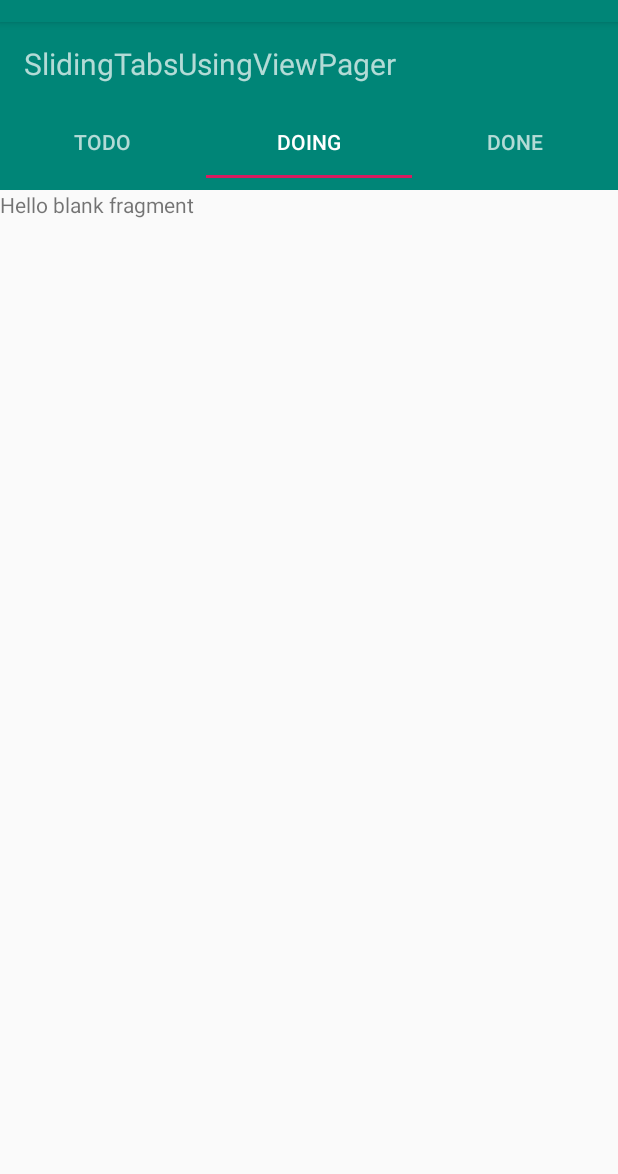
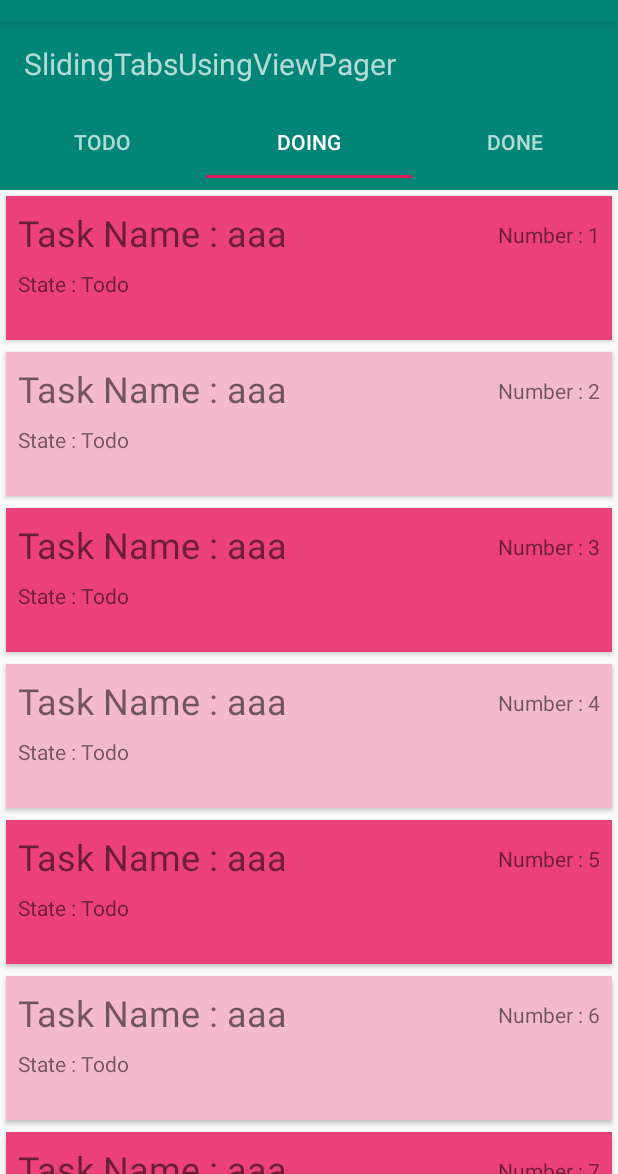
Before and after one commit to Shayan-Aslani/TaskManager, an Android app: the screen it shows after launch (MainActivity), tab 2 chosen, on a phone screen of 412 x 824 dp, the part 62-1236 px from its top. Run offline under Robolectric (Android 15) with nearby library versions, the phone set to English and light mode, and no system bars.

Commit message:
Single Tab Fragment

```diff
--- a/app/src/main/java/com/example/hw9_maktab28/DoingTaskTab.java
+++ /dev/null
@@ -1,31 +0,0 @@
-package com.example.hw9_maktab28;
-
-
-import android.os.Bundle;
-
-import androidx.fragment.app.Fragment;
-
-import android.view.LayoutInflater;
-import android.view.View;
-import android.view.ViewGroup;
-
-
-/**
- * A simple {@link Fragment} subclass.
- */
-public class DoingTaskTab extends Fragment {
-
-
-    public DoingTaskTab() {
-        // Required empty public constructor
-    }
-
-
-    @Override
-    public View onCreateView(LayoutInflater inflater, ViewGroup container,
-                             Bundle savedInstanceState) {
-        // Inflate the layout for this fragment
-        return inflater.inflate(R.layout.fragment_doing_task_tab, container, false);
-    }
-
-}
--- a/app/src/main/java/com/example/hw9_maktab28/DoneTaskTab.java
+++ /dev/null
@@ -1,31 +0,0 @@
-package com.example.hw9_maktab28;
-
-
-import android.os.Bundle;
-
-import androidx.fragment.app.Fragment;
-
-import android.view.LayoutInflater;
-import android.view.View;
-import android.view.ViewGroup;
-
-
-/**
- * A simple {@link Fragment} subclass.
- */
-public class DoneTaskTab extends Fragment {
-
-
-    public DoneTaskTab() {
-        // Required empty public constructor
-    }
-
-
-    @Override
-    public View onCreateView(LayoutInflater inflater, ViewGroup container,
-                             Bundle savedInstanceState) {
-        // Inflate the layout for this fragment
-        return inflater.inflate(R.layout.fragment_done_task_tab, container, false);
-    }
-
-}
--- a/app/src/main/java/com/example/hw9_maktab28/TodoTaskTab.java
+++ b/app/src/main/java/com/example/hw9_maktab28/TabFragment.java
@@ -24,13 +24,16 @@ import java.util.Random;
 /**
  * A simple {@link Fragment} subclass.
  */
-public class TodoTaskTab extends Fragment {
+public class TabFragment extends Fragment {
 
 
     private RecyclerView toDoRecyclerView ;
     private List<Task> list;
     private TaskAdapter taskAdapter;
-    public TodoTaskTab() {
+    private State tabState ;
+
+    public TabFragment(State state) {
+        tabState = state;
         // Required empty public constructor
     }
 
@@ -39,7 +42,7 @@ public class TodoTaskTab extends Fragment {
     public View onCreateView(LayoutInflater inflater, ViewGroup container,
                              Bundle savedInstanceState) {
         // Inflate the layout for this fragment
-        return inflater.inflate(R.layout.fragment_todo_task_tab, container, false);
+        return inflater.inflate(R.layout.fragment_tab, container, false);
     }
 
     @Override
@@ -48,7 +51,7 @@ public class TodoTaskTab extends Fragment {
         toDoRecyclerView = view.findViewById(R.id.task_recyclerView);
         toDoRecyclerView.setLayoutManager(new LinearLayoutManager(getActivity()));
         for (int i = 0 ; i<10 ; i++){
-            Repository.getInstance().addTask(new Task("aaa" , getRdmState()));
+            Repository.getInstance().addTask(new Task("aaa" , tabState));
         }
         list = Repository.getInstance().getTaskList();
         taskAdapter = new TaskAdapter(list);
@@ -59,4 +62,5 @@ public class TodoTaskTab extends Fragment {
         int index = new Random().nextInt(State.values().length);
         return State.values()[index];
     }
+
 }
--- a/app/src/main/java/com/example/hw9_maktab28/ViewPagerAdapter.java
+++ b/app/src/main/java/com/example/hw9_maktab28/ViewPagerAdapter.java
@@ -4,6 +4,8 @@ import androidx.annotation.Nullable;
 import androidx.fragment.app.Fragment;
 import androidx.fragment.app.FragmentManager;
 import androidx.fragment.app.FragmentStatePagerAdapter;
+
+import com.example.hw9_maktab28.model.State;
 
 public class ViewPagerAdapter extends FragmentStatePagerAdapter {
     public ViewPagerAdapter(FragmentManager fm) {
@@ -13,9 +15,9 @@ public class ViewPagerAdapter extends FragmentStatePagerAdapter {
     @Override
     public Fragment getItem(int position) {
         switch (position){
-            case 0: return new TodoTaskTab();
-            case 1: return new DoingTaskTab();
-            case 2: return new DoneTaskTab();
+            case 0: return new TabFragment(State.Todo);
+            case 1: return new TabFragment(State.Doing);
+            case 2: return new TabFragment(State.Done);
         }
         return null;
     }
--- a/app/src/main/res/layout/fragment_doing_task_tab.xml
+++ /dev/null
@@ -1,15 +0,0 @@
-<?xml version="1.0" encoding="utf-8"?>
-<FrameLayout xmlns:android="http://schemas.android.com/apk/res/android"
-    xmlns:tools="http://schemas.android.com/tools"
-    android:layout_width="match_parent"
-    android:layout_height="match_parent"
-    tools:context=".DoingTaskTab"
-    android:id="@+id/tab_doing">
-
-    <!-- TODO: Update blank fragment layout -->
-    <TextView
-        android:layout_width="match_parent"
-        android:layout_height="match_parent"
-        android:text="@string/hello_blank_fragment" />
-
-</FrameLayout>
--- a/app/src/main/res/layout/fragment_done_task_tab.xml
+++ /dev/null
@@ -1,15 +0,0 @@
-<?xml version="1.0" encoding="utf-8"?>
-<FrameLayout xmlns:android="http://schemas.android.com/apk/res/android"
-    xmlns:tools="http://schemas.android.com/tools"
-    android:layout_width="match_parent"
-    android:layout_height="match_parent"
-    tools:context=".DoneTaskTab"
-    android:id="@+id/tab_Done">
-
-    <!-- TODO: Update blank fragment layout -->
-    <TextView
-        android:layout_width="match_parent"
-        android:layout_height="match_parent"
-        android:text="@string/hello_blank_fragment" />
-
-</FrameLayout>
```
Also changed, not shown: app/src/main/res/layout/fragment_tab.xml (renamed from app/src/main/res/layout/fragment_todo_task_tab.xml, +5 -5 lines).
